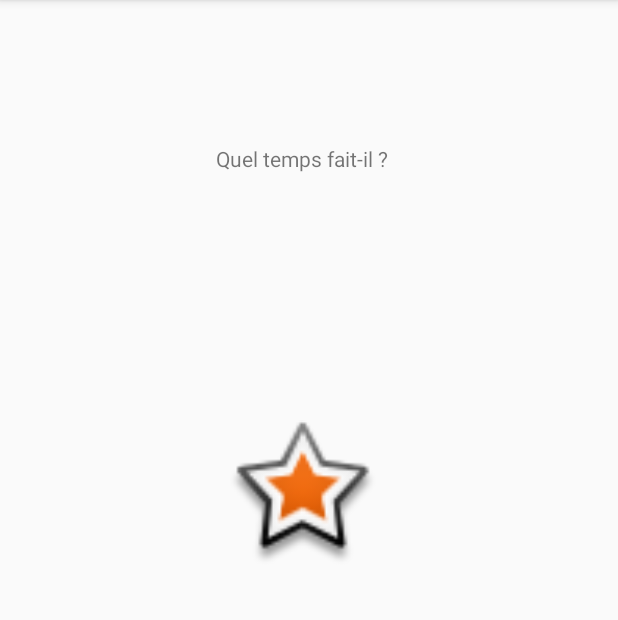
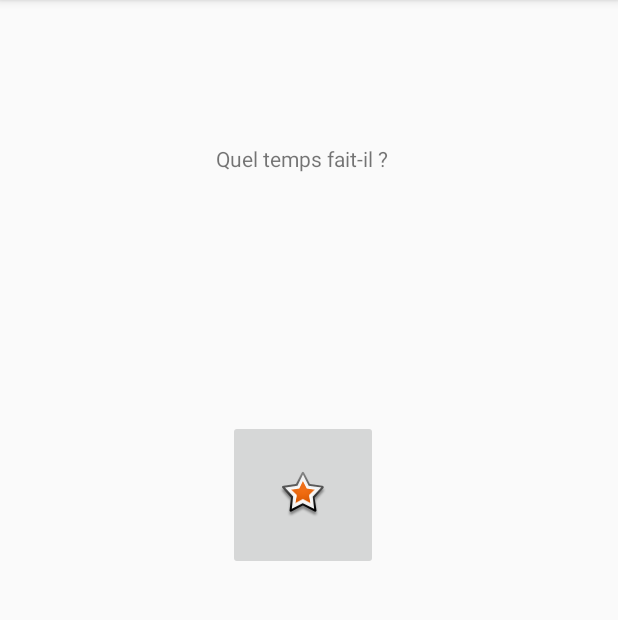
Before and after one commit to SandraGuillo/Android-project, an Android app: the MeteoActivity screen opened directly, with no data from a screen before it, on a phone screen of 412 x 824 dp, the part 84-704 px from its top. Run offline under Robolectric (Android 15) with nearby library versions, the phone set to English and light mode, and no system bars.

Commit message:
gestion meteo debut

```diff
--- a/PeleMele/app/src/main/java/com/example/pelemele/MainActivity.java
+++ b/PeleMele/app/src/main/java/com/example/pelemele/MainActivity.java
@@ -52,6 +52,12 @@ public class MainActivity extends AppCompatActivity {
             Intent ic = new Intent(MainActivity.this, ChronometreActivity.class);
             startActivity(ic);
             Toast.makeText(MainActivity.this, "chronometre", Toast.LENGTH_SHORT).show();
+        });
+        ImageButton meteo = (ImageButton) findViewById(R.id.meteo);
+        meteo.setOnClickListener((v) -> {
+            Intent ic = new Intent(MainActivity.this,MeteoActivity.class);
+            startActivity(ic);
+
         });
         Log.i("MainActivity", "une info");
 
--- a/PeleMele/app/src/main/java/com/example/pelemele/MeteoActivity.java
+++ b/PeleMele/app/src/main/java/com/example/pelemele/MeteoActivity.java
@@ -5,6 +5,7 @@ import android.content.pm.PackageManager;
 import android.location.Location;
 import android.location.LocationManager;
 import android.widget.ImageButton;
+import android.widget.Toast;
 import androidx.appcompat.app.AppCompatActivity;
 import android.os.Bundle;
 import androidx.core.app.ActivityCompat;
@@ -26,6 +27,7 @@ public class MeteoActivity extends AppCompatActivity {
             Location loc = locationManager.getLastKnownLocation(LocationManager.GPS_PROVIDER);
             double latitude = loc.getLatitude();
             double longitude = loc.getLongitude();
+            Toast.makeText(MeteoActivity.this, "latitude : " + latitude + " \nlongitude : "+longitude,Toast.LENGTH_SHORT).show();
             //ASyncTask<String,> a finir
         });
     }
--- a/PeleMele/app/src/main/res/layout/activity_main.xml
+++ b/PeleMele/app/src/main/res/layout/activity_main.xml
@@ -83,7 +83,7 @@
     <ImageButton
             android:layout_width="wrap_content"
             android:layout_height="wrap_content" app:srcCompat="@android:drawable/btn_star"
-            android:id="@+id/imageButton"
+            android:id="@+id/meteo"
             app:layout_constraintBottom_toBottomOf="parent" app:layout_constraintEnd_toEndOf="parent"
             android:layout_marginEnd="20dp" android:layout_marginBottom="20dp"/>
 </androidx.constraintlayout.widget.ConstraintLayout>
--- a/PeleMele/app/src/main/res/layout/activity_meteo.xml
+++ b/PeleMele/app/src/main/res/layout/activity_meteo.xml
@@ -7,7 +7,7 @@
         android:layout_height="match_parent"
         tools:context=".MeteoActivity">
 
-    <ImageView
+    <ImageButton
             android:layout_width="100dp"
             android:layout_height="100dp" app:srcCompat="@android:drawable/star_big_on"
             android:id="@+id/meteo"
```
